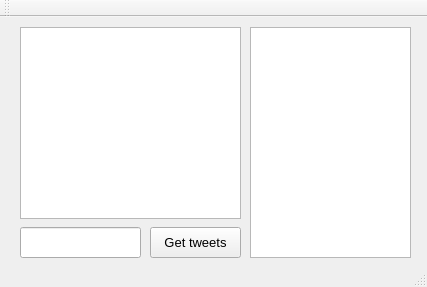
Qt form Project/Hashtagger/mainwindow.ui (Aragorn2298/Pankratios_Colbert) before a commit.
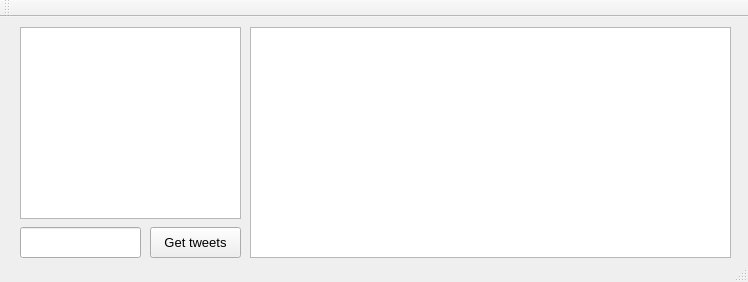
The same form after that commit.

```diff
--- a/Project/Hashtagger/mainwindow.ui
+++ b/Project/Hashtagger/mainwindow.ui
@@ -6,8 +6,8 @@
    <rect>
     <x>0</x>
     <y>0</y>
-    <width>427</width>
-    <height>287</height>
+    <width>748</width>
+    <height>282</height>
    </rect>
   </property>
   <property name="font">
@@ -58,10 +58,18 @@
      <rect>
       <x>250</x>
       <y>10</y>
-      <width>161</width>
+      <width>481</width>
       <height>231</height>
      </rect>
     </property>
+    <property name="font">
+     <font>
+      <family>System</family>
+      <pointsize>8</pointsize>
+      <weight>75</weight>
+      <bold>true</bold>
+     </font>
+    </property>
    </widget>
   </widget>
   <widget class="QToolBar" name="mainToolBar">
```
Left out of the diff: 8 changed lines with no effect on the pictures.
